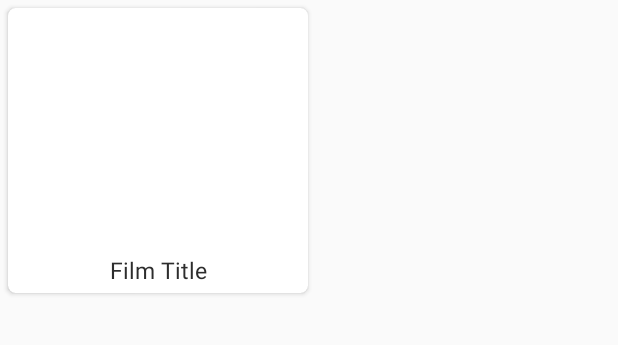
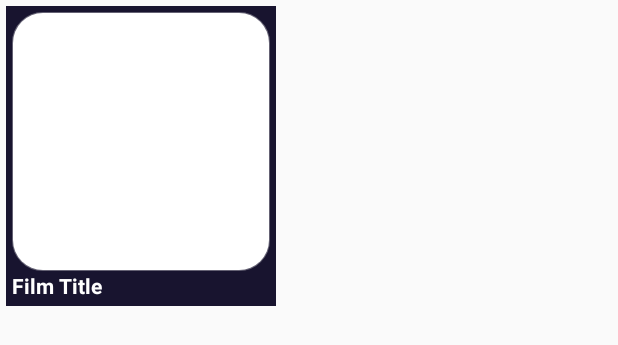
Before and after one commit to JovanyNegocio/Vifilmes, an Android app: the layout card_item_filmes.xml on its own in the app's theme, with its tools: preview values and no code run, on a phone screen of 412 x 824 dp. Shown: the top 345 px of the screen. Run offline under Robolectric (Android 15) with nearby library versions, the phone set to English and light mode, and no system bars.

Commit message:
aditando o layout do aplicativo

```diff
--- a/app/src/main/java/com/jovavanguiagamil/mooviz/MovieListAdapter.java
+++ b/app/src/main/java/com/jovavanguiagamil/mooviz/MovieListAdapter.java
@@ -39,7 +39,7 @@ public class MovieListAdapter extends RecyclerView.Adapter<MovieListAdapter.Movi
     public void onBindViewHolder(@NonNull MovieViewHolder holder, final int position) {
         final Movie film = filmList.get(position);
         holder.filmeTitle.setText(film.getTitle());
-        Picasso.get().load(film.getBackdropPath()).into(holder.filmImage);
+        Picasso.get().load("https://image.tmdb.org/t/p/w500" + film.getPostpath()).into(holder.filmImage);
     }
 
     @Override
--- a/app/src/main/java/com/jovavanguiagamil/mooviz/models/Movie.java
+++ b/app/src/main/java/com/jovavanguiagamil/mooviz/models/Movie.java
@@ -6,7 +6,7 @@ public class Movie {
     private String title;
     @SerializedName("poster_path")
     private String posterPath;
-    @SerializedName("backdrop_Path")
+    @SerializedName("backdrop_path")
     private String backdropPath;
     @SerializedName("release_date")
     private String releaseDate;
--- /dev/null
+++ b/app/src/main/res/drawable/fundo_foto_list.xml
@@ -0,0 +1,8 @@
+<?xml version="1.0" encoding="utf-8"?>
+<shape xmlns:android="http://schemas.android.com/apk/res/android"
+    android:shape="rectangle">
+    <solid android:color="#FFFF"></solid>
+    <corners android:radius="20dp"></corners>
+    <stroke android:width="1dp" android:color="#55FFFFFF"> </stroke>
+
+</shape>
--- a/app/src/main/res/layout/card_item_filmes.xml
+++ b/app/src/main/res/layout/card_item_filmes.xml
@@ -1,37 +1,42 @@
 <?xml version="1.0" encoding="utf-8"?>
-<android.support.v7.widget.CardView
+
+<LinearLayout
     xmlns:android="http://schemas.android.com/apk/res/android"
-    android:id="@+id/cardview_id"
+    xmlns:app="http://schemas.android.com/apk/res-auto"
+    android:layout_width="180dp"
+    android:layout_height="200dp"
+    android:foreground="?android:attr/selectableItemBackground"
     android:clickable="true"
-    android:foreground="?android:attr/selectableItemBackground"
-    android:layout_width="200dp"
-    android:layout_height="190dp"
-    xmlns:cardview="http://schemas.android.com/apk/res-auto"
-    android:layout_margin="5dp"
-    cardview:cardCornerRadius="5dp">
+    android:orientation="vertical"
+    android:layout_margin="4dp"
+    android:padding="4dp"
+    android:background="@color/colorPrimaryDark"
+    >
 
     <LinearLayout
-        android:orientation="vertical"
         android:layout_width="match_parent"
-        android:layout_height="match_parent">
-
+        android:layout_height="match_parent"
+        android:orientation="vertical">
 
         <ImageView
             android:id="@+id/film_image_id"
             android:layout_width="match_parent"
-            android:layout_height="160dp"
-            android:scaleType="centerCrop"/>
+            android:layout_height="match_parent"
+            android:layout_weight="2"
+            android:background="@drawable/fundo_foto_list"/>
+
 
         <TextView
             android:id="@+id/film_title_id"
-            android:textColor="#2d2d2d"
-            android:textSize="15sp"
-            android:gravity="center"
+            android:textColor="#FFFF"
             android:layout_width="match_parent"
-            android:layout_height="match_parent"
+            android:layout_height="wrap_content"
+            android:textSize="14sp"
+            android:singleLine="true"
             android:text="Film Title"
-            />
+            android:textStyle="bold"/>
+
 
     </LinearLayout>
 
-</android.support.v7.widget.CardView>
+</LinearLayout>
```
Also changed, not shown: app/src/main/res/layout/activity_main.xml (+18 -8 lines).
